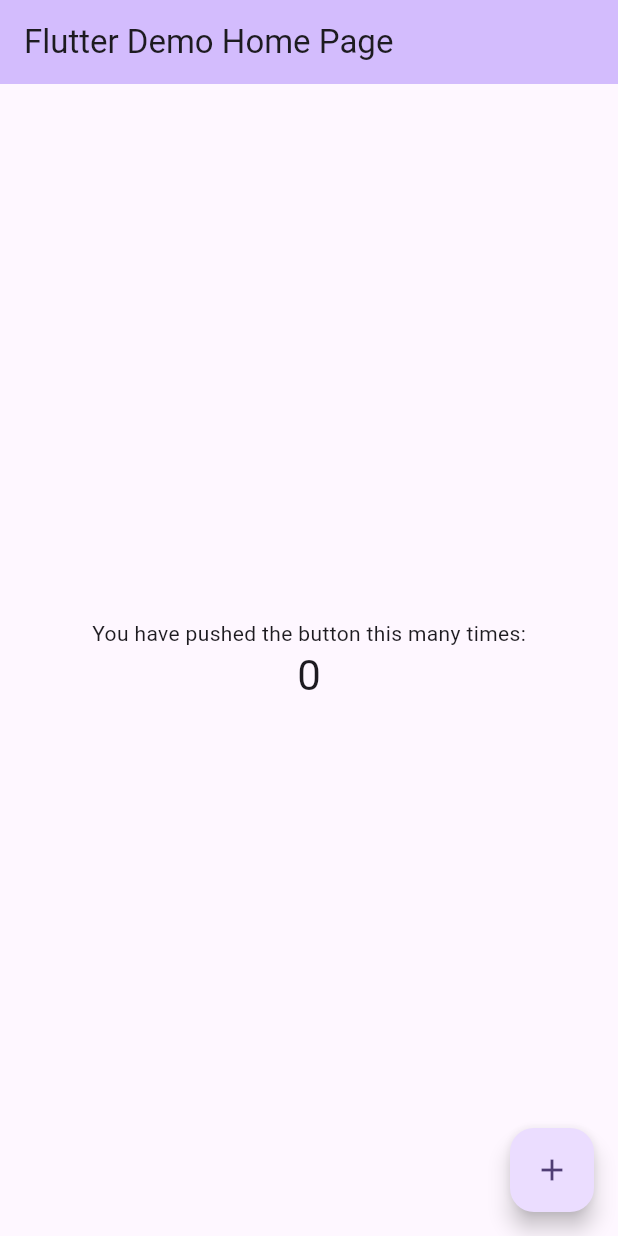
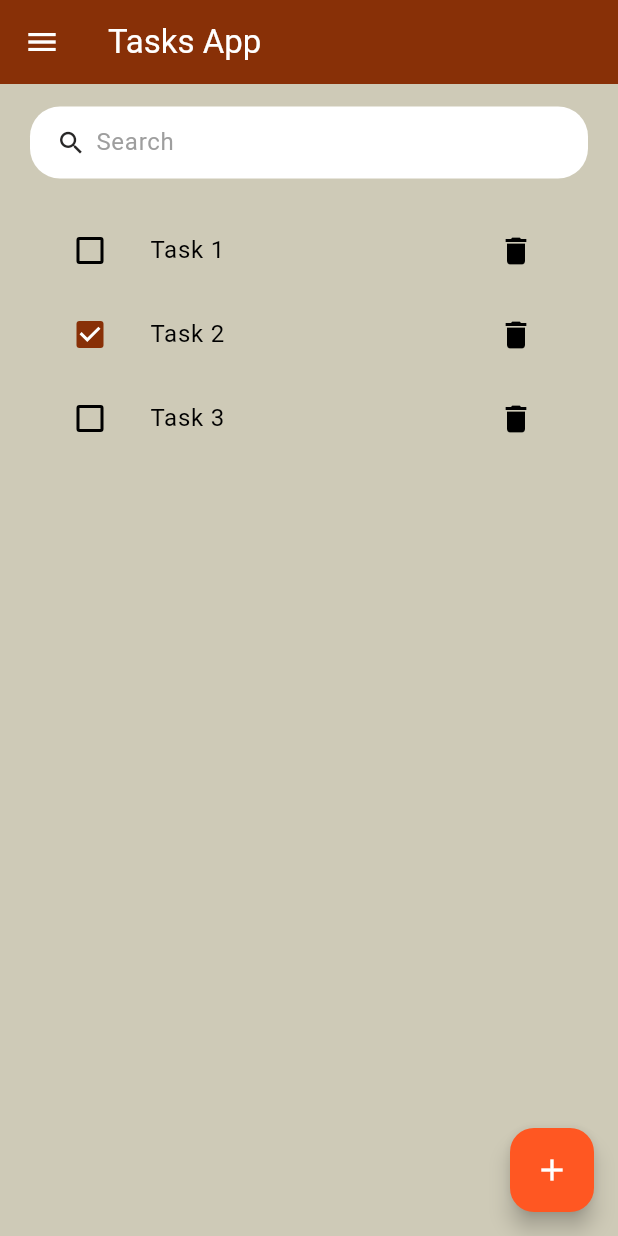
Before and after one commit to Nyabayo/PLP-DART-HACKATHON2-, a Flutter app: the screen it shows after launch, on a phone screen of 412 x 824 dp. Run offline on Flutter 3.47's test engine with Material 3 defaults, Android fonts, the phone set to English and light mode, and no system bars.

Commit message:
added codes and features for tasks_screen.dart

```diff
--- a/lib/main.dart
+++ b/lib/main.dart
@@ -1,125 +1,32 @@
 import 'package:flutter/material.dart';
+import 'package:task_tide/screens/tasks_screen.dart'; // Ensure this import path is correct
 
 void main() {
   runApp(const MyApp());
 }
 
 class MyApp extends StatelessWidget {
-  const MyApp({super.key});
+  const MyApp({Key? key}) : super(key: key);
 
-  // This widget is the root of your application.
   @override
   Widget build(BuildContext context) {
     return MaterialApp(
-      title: 'Flutter Demo',
+      debugShowCheckedModeBanner: false,
+      title: 'ToDo List App', // Updated title to reflect the app's purpose
       theme: ThemeData(
-        // This is the theme of your application.
-        //
-        // TRY THIS: Try running your application with "flutter run". You'll see
-        // the application has a purple toolbar. Then, without quitting the app,
-        // try changing the seedColor in the colorScheme below to Colors.green
-        // and then invoke "hot reload" (save your changes or press the "hot
-        // reload" button in a Flutter-supported IDE, or press "r" if you used
-        // the command line to start the app).
-        //
-        // Notice that the counter didn't reset back to zero; the application
-        // state is not lost during the reload. To reset the state, use hot
-        // restart instead.
-        //
-        // This works for code too, not just values: Most code changes can be
-        // tested with just a hot reload.
-        colorScheme: ColorScheme.fromSeed(seedColor: Colors.deepPurple),
-        useMaterial3: true,
+        colorScheme: ColorScheme.fromSwatch(
+          primarySwatch:
+              Colors.deepOrange, // Using a swatch for better theme integration
+        ).copyWith(
+          primary: const Color(0xFF883007),
+          secondary: Colors
+              .deepOrangeAccent, // Additional color for secondary elements
+        ),
+        useMaterial3:
+            true, // Confirm this setting works well with all your UI components
       ),
-      home: const MyHomePage(title: 'Flutter Demo Home Page'),
+      home:
+          const TasksScreen(), // Ensure consistency with constant constructors
     );
   }
 }
-
-class MyHomePage extends StatefulWidget {
-  const MyHomePage({super.key, required this.title});
-
-  // This widget is the home page of your application. It is stateful, meaning
-  // that it has a State object (defined below) that contains fields that affect
-  // how it looks.
-
-  // This class is the configuration for the state. It holds the values (in this
-  // case the title) provided by the parent (in this case the App widget) and
-  // used by the build method of the State. Fields in a Widget subclass are
-  // always marked "final".
-
-  final String title;
-
-  @override
-  State<MyHomePage> createState() => _MyHomePageState();
-}
-
-class _MyHomePageState extends State<MyHomePage> {
-  int _counter = 0;
-
-  void _incrementCounter() {
-    setState(() {
-      // This call to setState tells the Flutter framework that something has
-      // changed in this State, which causes it to rerun the build method below
-      // so that the display can reflect the updated values. If we changed
-      // _counter without calling setState(), then the build method would not be
-      // called again, and so nothing would appear to happen.
-      _counter++;
-    });
-  }
-
-  @override
-  Widget build(BuildContext context) {
-    // This method is rerun every time setState is called, for instance as done
-    // by the _incrementCounter method above.
-    //
-    // The Flutter framework has been optimized to make rerunning build methods
-    // fast, so that you can just rebuild anything that needs updating rather
-    // than having to individually change instances of widgets.
-    return Scaffold(
-      appBar: AppBar(
-        // TRY THIS: Try changing the color here to a specific color (to
-        // Colors.amber, perhaps?) and trigger a hot reload to see the AppBar
-        // change color while the other colors stay the same.
-        backgroundColor: Theme.of(context).colorScheme.inversePrimary,
-        // Here we take the value from the MyHomePage object that was created by
-        // the App.build method, and use it to set our appbar title.
-        title: Text(widget.title),
-      ),
-      body: Center(
-        // Center is a layout widget. It takes a single child and positions it
-        // in the middle of the parent.
-        child: Column(
-          // Column is also a layout widget. It takes a list of children and
-          // arranges them vertically. By default, it sizes itself to fit its
-          // children horizontally, and tries to be as tall as its parent.
-          //
-          // Column has various properties to control how it sizes itself and
-          // how it positions its children. Here we use mainAxisAlignment to
-          // center the children vertically; the main axis here is the vertical
-          // axis because Columns are vertical (the cross axis would be
-          // horizontal).
-          //
-          // TRY THIS: Invoke "debug painting" (choose the "Toggle Debug Paint"
-          // action in the IDE, or press "p" in the console), to see the
-          // wireframe for each widget.
-          mainAxisAlignment: MainAxisAlignment.center,
-          children: <Widget>[
-            const Text(
-              'You have pushed the button this many times:',
-            ),
-            Text(
-              '$_counter',
-              style: Theme.of(context).textTheme.headlineMedium,
-            ),
-          ],
-        ),
-      ),
-      floatingActionButton: FloatingActionButton(
-        onPressed: _incrementCounter,
-        tooltip: 'Increment',
-        child: const Icon(Icons.add),
-      ), // This trailing comma makes auto-formatting nicer for build methods.
-    );
-  }
-}
--- a/lib/model/todo.dart
+++ b/lib/model/todo.dart
@@ -0,0 +1,31 @@
+// This class represents a single Todo item with an ID, task text, and completion status.
+class ToDo {
+  String id; // Unique identifier for the todo item
+  String todoText; // Text content of the todo item
+  bool
+      isDone; // Completion status of the todo item (true if completed, false otherwise)
+
+  // Constructor for the ToDo class, with required parameters for id and todoText,
+  // and an optional parameter for isDone with a default value of false.
+  ToDo({
+    required this.id,
+    required this.todoText,
+    this.isDone = false,
+  });
+
+  // A static method to generate a list of predefined ToDo items.
+  // This is a factory method used to create a list of sample ToDo items.
+  static List<ToDo> todoList() {
+    // Return a list of ToDo items with predefined properties.
+    return [
+      ToDo(
+          id: '1', todoText: 'Buy groceries', isDone: true), // A completed task
+      ToDo(id: '2', todoText: 'Go shopping', isDone: true), // A completed task
+      ToDo(
+          id: '3', todoText: 'Call lecturer', isDone: true), // A completed task
+      ToDo(id: '4', todoText: 'Call classmate'), // An incomplete task
+      ToDo(id: '5', todoText: 'Call brother'), // An incomplete task
+      ToDo(id: '6', todoText: 'Call sister'), // An incomplete task
+    ];
+  }
+}
--- /dev/null
+++ b/lib/screens/tasks_screen.dart
@@ -0,0 +1,270 @@
+import 'package:flutter/material.dart';
+
+// Define a Task class to represent individual tasks
+class Task {
+  final String id;
+  final String taskText;
+  bool isDone;
+
+  Task({
+    required this.id,
+    required this.taskText,
+    this.isDone = false,
+  });
+}
+
+// Define a TaskItem widget to display individual tasks
+class TaskItem extends StatelessWidget {
+  final Task task;
+  final Function(Task) onTaskChanged;
+  final Function(String) onDeleteItem;
+
+  TaskItem({
+    required this.task,
+    required this.onTaskChanged,
+    required this.onDeleteItem,
+  });
+
+  @override
+  Widget build(BuildContext context) {
+    return ListTile(
+      title: Text(task.taskText),
+      leading: Checkbox(
+        value: task.isDone,
+        onChanged: (value) {
+          onTaskChanged(task);
+        },
+      ),
+      trailing: IconButton(
+        icon: Icon(Icons.delete),
+        onPressed: () {
+          onDeleteItem(task.id);
+        },
+      ),
+    );
+  }
+}
+
+class TasksScreen extends StatefulWidget {
+  const TasksScreen({Key? key}) : super(key: key);
+
+  @override
+  State<TasksScreen> createState() => _TasksScreenState();
+}
+
+class _TasksScreenState extends State<TasksScreen> {
+  List<Task> tasksList = [
+    Task(id: '1', taskText: 'Task 1'),
+    Task(id: '2', taskText: 'Task 2', isDone: true),
+    Task(id: '3', taskText: 'Task 3'),
+  ];
+  List<Task> _filteredTasks = [];
+  TaskCategory _selectedCategory = TaskCategory.all;
+
+  @override
+  void initState() {
+    _updateTasks();
+    super.initState();
+  }
+
+  void _updateTasks() {
+    setState(() {
+      switch (_selectedCategory) {
+        case TaskCategory.all:
+          _filteredTasks = tasksList;
+          break;
+        case TaskCategory.completed:
+          _filteredTasks = tasksList.where((task) => task.isDone).toList();
+          break;
+        case TaskCategory.pending:
+          _filteredTasks = tasksList.where((task) => !task.isDone).toList();
+          break;
+      }
+    });
+  }
+
+  void _handleTaskChange(Task task) {
+    setState(() {
+      task.isDone = !task.isDone;
+      _updateTasks();
+    });
+  }
+
+  void _deleteTask(String id) {
+    setState(() {
+      tasksList.removeWhere((task) => task.id == id);
+      _updateTasks();
+    });
+  }
+
+  void _showAddTaskDialog(BuildContext context) async {
+    String newTaskText = '';
+
+    await showDialog(
+      context: context,
+      builder: (BuildContext dialogContext) {
+        return AlertDialog(
+          title: Text('Add New Task'),
+          content: TextField(
+            autofocus: true,
+            onChanged: (value) {
+              newTaskText = value;
+            },
+            decoration: InputDecoration(hintText: 'Enter task...'),
+          ),
+          actions: [
+            TextButton(
+              onPressed: () {
+                Navigator.pop(dialogContext);
+              },
+              child: Text('Cancel'),
+            ),
+            TextButton(
+              onPressed: () {
+                _addNewTask(newTaskText);
+                Navigator.pop(dialogContext);
+              },
+              child: Text('Add'),
+            ),
+          ],
+        );
+      },
+    );
+  }
+
+  void _addNewTask(String taskText) {
+    if (taskText.isNotEmpty) {
+      String newTaskId = UniqueKey().toString();
+
+      Task newTask = Task(
+        id: newTaskId,
+        taskText: taskText,
+        isDone: false,
+      );
+
+      setState(() {
+        tasksList.add(newTask);
+        _updateTasks();
+      });
+    }
+  }
+
+  void _setSelectedCategory(TaskCategory category, BuildContext context) {
+    setState(() {
+      _selectedCategory = category;
+      _updateTasks();
+    });
+
+    Navigator.pop(context);
+  }
+
+  @override
+  Widget build(BuildContext context) {
+    return Scaffold(
+      appBar: AppBar(
+        title: Text(
+          'Tasks App',
+          style: TextStyle(color: Colors.white),
+        ),
+        backgroundColor: const Color(0xFF883007),
+        iconTheme: IconThemeData(color: Colors.white),
+      ),
+      drawer: Drawer(
+        elevation: 0,
+        child: Column(
+          children: [
+            UserAccountsDrawerHeader(
+              currentAccountPicture: CircleAvatar(
+                backgroundImage: AssetImage("assets/profile.jpeg"),
+              ),
+              accountName: Text("Student"),
+              accountEmail: Text("student@gmail.com"),
+            ),
+            ListTile(
+              title: Text("All Tasks"),
+              leading: Icon(Icons.menu_outlined),
+              onTap: () => _setSelectedCategory(TaskCategory.all, context),
+            ),
+            ListTile(
+              title: Text("Completed Tasks"),
+              leading: Icon(Icons.check_box),
+              onTap: () =>
+                  _setSelectedCategory(TaskCategory.completed, context),
+            ),
+            ListTile(
+              title: Text("Pending Tasks"),
+              leading: Icon(Icons.incomplete_circle),
+              onTap: () => _setSelectedCategory(TaskCategory.pending, context),
+            ),
+            ListTile(
+              title: Text("Help"),
+              leading: Icon(Icons.help_center),
+            ),
+            ListTile(
+              title: Text("Logout"),
+              leading: Icon(Icons.logout),
+            ),
+          ],
+        ),
+      ),
+      body: Padding(
+        padding: const EdgeInsets.symmetric(horizontal: 20, vertical: 15),
+        child: Column(
+          children: [
+            Container(
+              padding: EdgeInsets.symmetric(horizontal: 15),
+              decoration: BoxDecoration(
+                color: Colors.white,
+                borderRadius: BorderRadius.circular(20),
+              ),
+              child: TextField(
+                onChanged: (keyword) {
+                  // Implement search functionality if needed
+                },
+                decoration: InputDecoration(
+                  contentPadding: EdgeInsets.all(0),
+                  prefixIcon: Icon(
+                    Icons.search,
+                    color: const Color(0xFF272626),
+                    size: 20,
+                  ),
+                  prefixIconConstraints:
+                      BoxConstraints(maxHeight: 20, minWidth: 25),
+                  border: InputBorder.none,
+                  hintText: "Search",
+                  hintStyle: TextStyle(color: Colors.grey),
+                ),
+              ),
+            ),
+            SizedBox(height: 20),
+            Expanded(
+              child: ListView.builder(
+                itemCount: _filteredTasks.length,
+                itemBuilder: (context, index) => TaskItem(
+                  task: _filteredTasks[index],
+                  onTaskChanged: _handleTaskChange,
+                  onDeleteItem: _deleteTask,
+                ),
+              ),
+            ),
+          ],
+        ),
+      ),
+      floatingActionButton: FloatingActionButton(
+        onPressed: () {
+          _showAddTaskDialog(context);
+        },
+        tooltip: 'Add New Task',
+        child: Icon(Icons.add),
+      ),
+      backgroundColor: const Color(0xFFCECAB7),
+    );
+  }
+}
+
+// Enumeration to represent different task categories
+enum TaskCategory {
+  all,
+  completed,
+  pending,
+}
```
Also changed, not shown: lib/widget/todo_items.dart (+83 -0 lines).
